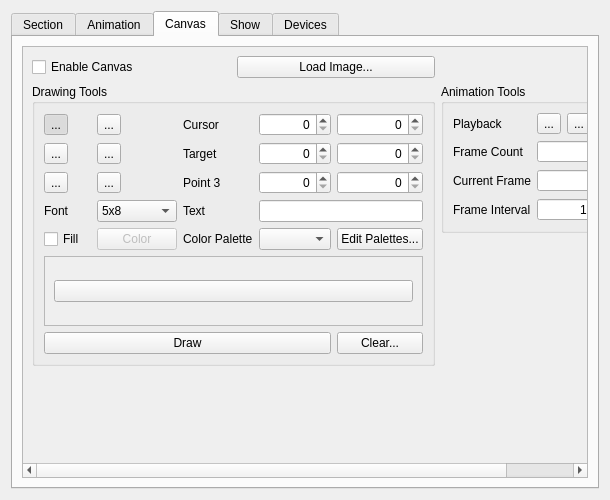
8bitbuddhist/PixelMaestro-Studio, file src/widget/maestrocontrolwidget.ui: the form before one commit.
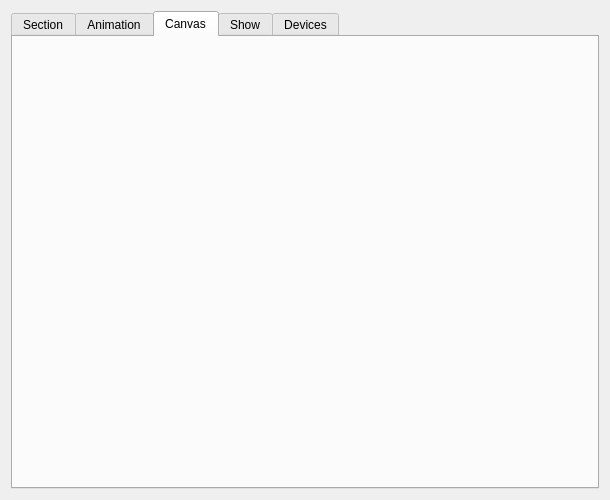
The form after the commit. The open tabs and pages were chosen to show the change. Icons and pictures are not drawn.

```diff
--- a/src/widget/maestrocontrolwidget.ui
+++ b/src/widget/maestrocontrolwidget.ui
@@ -65,557 +65,10 @@
       <layout class="QGridLayout" name="animationLayout"/>
      </widget>
      <widget class="QWidget" name="canvasTab">
-      <property name="sizePolicy">
-       <sizepolicy hsizetype="Minimum" vsizetype="Minimum">
-        <horstretch>0</horstretch>
-        <verstretch>0</verstretch>
-       </sizepolicy>
-      </property>
       <attribute name="title">
        <string>Canvas</string>
       </attribute>
-      <layout class="QGridLayout" name="gridLayout_4">
-       <item row="0" column="1">
-        <widget class="QScrollArea" name="canvasScrollArea">
-         <property name="widgetResizable">
-          <bool>true</bool>
-         </property>
-         <widget class="QWidget" name="canvasScrollAreaWidgetContents">
-          <property name="geometry">
-           <rect>
-            <x>0</x>
-            <y>0</y>
-            <width>691</width>
-            <height>417</height>
-           </rect>
-          </property>
-          <layout class="QGridLayout" name="gridLayout_2">
-           <property name="sizeConstraint">
-            <enum>QLayout::SetMinimumSize</enum>
-           </property>
-           <item row="8" column="1" alignment="Qt::AlignTop">
-            <widget class="QGroupBox" name="animationToolsGroupBox">
-             <property name="minimumSize">
-              <size>
-               <width>217</width>
-               <height>0</height>
-              </size>
-             </property>
-             <property name="title">
-              <string>Animation Tools</string>
-             </property>
-             <layout class="QGridLayout" name="gridLayout_8">
-              <item row="4" column="0">
-               <widget class="QLabel" name="frameRateLabel">
-                <property name="text">
-                 <string>Frame Interval</string>
-                </property>
-               </widget>
-              </item>
-              <item row="2" column="0">
-               <widget class="QLabel" name="currentFrameLabel">
-                <property name="text">
-                 <string>Current Frame</string>
-                </property>
-               </widget>
-              </item>
-              <item row="0" column="0">
-               <widget class="QLabel" name="toggleCanvasModeLabel">
-                <property name="sizePolicy">
-                 <sizepolicy hsizetype="Minimum" vsizetype="Preferred">
-                  <horstretch>0</horstretch>
-                  <verstretch>0</verstretch>
-                 </sizepolicy>
-                </property>
-                <property name="text">
-                 <string>Playback</string>
-                </property>
-               </widget>
-              </item>
-              <item row="1" column="0">
-               <widget class="QLabel" name="frameCountLabel">
-                <property name="text">
-                 <string>Frame Count</string>
-                </property>
-               </widget>
-              </item>
-              <item row="1" column="1">
-               <widget class="QSpinBox" name="frameCountSpinBox">
-                <property name="toolTip">
-                 <string>The total number of drawing surfaces</string>
-                </property>
-                <property name="alignment">
-                 <set>Qt::AlignRight|Qt::AlignTrailing|Qt::AlignVCenter</set>
-                </property>
-                <property name="minimum">
-                 <number>1</number>
-                </property>
-                <property name="maximum">
-                 <number>255</number>
-                </property>
-               </widget>
-              </item>
-              <item row="2" column="1">
-               <widget class="QSpinBox" name="currentFrameSpinBox">
-                <property name="toolTip">
-                 <string>The current drawing surface</string>
-                </property>
-                <property name="alignment">
-                 <set>Qt::AlignRight|Qt::AlignTrailing|Qt::AlignVCenter</set>
-                </property>
-                <property name="minimum">
-                 <number>0</number>
-                </property>
-                <property name="maximum">
-                 <number>255</number>
-                </property>
-                <property name="value">
-                 <number>0</number>
-                </property>
-               </widget>
-              </item>
-              <item row="4" column="1">
-               <widget class="QSpinBox" name="frameIntervalSpinBox">
-                <property name="toolTip">
-                 <string>Sets the amount of time between frames</string>
-                </property>
-                <property name="alignment">
-                 <set>Qt::AlignRight|Qt::AlignTrailing|Qt::AlignVCenter</set>
-                </property>
-                <property name="maximum">
-                 <number>6000</number>
-                </property>
-                <property name="value">
-                 <number>100</number>
-                </property>
-               </widget>
-              </item>
-              <item row="0" column="1">
-               <layout class="QHBoxLayout" name="canvasPlaybackLayout">
-                <item>
-                 <widget class="QToolButton" name="canvasPlaybackBackToolButton">
-                  <property name="text">
-                   <string>...</string>
-                  </property>
-                  <property name="icon">
-                   <iconset resource="../resources/images/images.qrc">
-                    <normaloff>:/icon_back.png</normaloff>:/icon_back.png</iconset>
-                  </property>
-                  <property name="autoRepeat">
-                   <bool>true</bool>
-                  </property>
-                 </widget>
-                </item>
-                <item>
-                 <widget class="QToolButton" name="canvasPlaybackStartStopToolButton">
-                  <property name="text">
-                   <string>...</string>
-                  </property>
-                  <property name="icon">
-                   <iconset resource="../resources/images/images.qrc">
-                    <normaloff>:/icon_pause.png</normaloff>
-                    <normalon>:/icon_play.png</normalon>:/icon_pause.png</iconset>
-                  </property>
-                  <property name="checkable">
-                   <bool>true</bool>
-                  </property>
-                 </widget>
-                </item>
-                <item>
-                 <widget class="QToolButton" name="canvasPlaybackNextToolButton">
-                  <property name="text">
-                   <string>...</string>
-                  </property>
-                  <property name="icon">
-                   <iconset resource="../resources/images/images.qrc">
-                    <normaloff>:/icon_next.png</normaloff>:/icon_next.png</iconset>
-                  </property>
-                  <property name="autoRepeat">
-                   <bool>true</bool>
-                  </property>
-                 </widget>
-                </item>
-               </layout>
-              </item>
-              <item row="4" column="2">
-               <widget class="QSlider" name="frameIntervalSlider">
-                <property name="maximum">
-                 <number>6000</number>
-                </property>
-                <property name="value">
-                 <number>100</number>
-                </property>
-                <property name="orientation">
-                 <enum>Qt::Horizontal</enum>
-                </property>
-               </widget>
-              </item>
-             </layout>
-            </widget>
-           </item>
-           <item row="1" column="0">
-            <layout class="QHBoxLayout" name="horizontalLayout">
-             <item>
-              <widget class="QCheckBox" name="canvasEnableCheckBox">
-               <property name="toolTip">
-                <string>Activates the Section's Canvas</string>
-               </property>
-               <property name="text">
-                <string>Enable Canvas</string>
-               </property>
-              </widget>
-             </item>
-             <item>
-              <widget class="QPushButton" name="loadImageButton">
-               <property name="text">
-                <string>Load Image...</string>
-               </property>
-              </widget>
-             </item>
-            </layout>
-           </item>
-           <item row="8" column="0" alignment="Qt::AlignTop">
-            <widget class="QGroupBox" name="drawingToolsGroupBox">
-             <property name="title">
-              <string>Drawing Tools</string>
-             </property>
-             <layout class="QGridLayout" name="gridLayout_9">
-              <item row="0" column="4">
-               <widget class="QSpinBox" name="originXSpinBox">
-                <property name="toolTip">
-                 <string/>
-                </property>
-                <property name="alignment">
-                 <set>Qt::AlignRight|Qt::AlignTrailing|Qt::AlignVCenter</set>
-                </property>
-                <property name="maximum">
-                 <number>65535</number>
-                </property>
-               </widget>
-              </item>
-              <item row="6" column="4" colspan="2">
-               <widget class="QLineEdit" name="textLineEdit">
-                <property name="toolTip">
-                 <string/>
-                </property>
-               </widget>
-              </item>
-              <item row="2" column="4">
-               <widget class="QSpinBox" name="targetXSpinBox">
-                <property name="toolTip">
-                 <string/>
-                </property>
-                <property name="alignment">
-                 <set>Qt::AlignRight|Qt::AlignTrailing|Qt::AlignVCenter</set>
-                </property>
-                <property name="maximum">
-                 <number>65535</number>
-                </property>
-               </widget>
-              </item>
-              <item row="2" column="3">
-               <widget class="QLabel" name="targetLabel">
-                <property name="text">
-                 <string>Target</string>
-                </property>
-               </widget>
-              </item>
-              <item row="0" column="3">
-               <widget class="QLabel" name="originLabel">
-                <property name="text">
-                 <string>Cursor</string>
-                </property>
-               </widget>
-              </item>
-              <item row="2" column="5">
-               <widget class="QSpinBox" name="targetYSpinBox">
-                <property name="toolTip">
-                 <string/>
-                </property>
-                <property name="alignment">
-                 <set>Qt::AlignRight|Qt::AlignTrailing|Qt::AlignVCenter</set>
-                </property>
-                <property name="maximum">
-                 <number>65535</number>
-                </property>
-               </widget>
-              </item>
-              <item row="9" column="0" colspan="6">
-               <widget class="QScrollArea" name="canvasColorPickerScrollArea">
-                <property name="verticalScrollBarPolicy">
-                 <enum>Qt::ScrollBarAlwaysOff</enum>
-                </property>
-                <property name="widgetResizable">
-                 <bool>true</bool>
-                </property>
-                <widget class="QWidget" name="canvasColorPickerScrollAreaWidgetContents">
-                 <property name="geometry">
-                  <rect>
-                   <x>0</x>
-                   <y>0</y>
-                   <width>424</width>
-                   <height>68</height>
-                  </rect>
-                 </property>
-                 <layout class="QGridLayout" name="gridLayout_7">
-                  <item row="0" column="1">
-                   <layout class="QHBoxLayout" name="canvasColorPickerLayout"/>
-                  </item>
-                  <item row="0" column="0">
-                   <widget class="QPushButton" name="canvasColorPickerCancelButton">
-                    <property name="sizePolicy">
-                     <sizepolicy hsizetype="Minimum" vsizetype="Fixed">
-                      <horstretch>0</horstretch>
-                      <verstretch>0</verstretch>
-                     </sizepolicy>
-                    </property>
-                    <property name="minimumSize">
-                     <size>
-                      <width>0</width>
-                      <height>0</height>
-                     </size>
-                    </property>
-                    <property name="text">
-                     <string/>
-                    </property>
-                    <property name="icon">
-                     <iconset resource="../resources/images/images.qrc">
-                      <normaloff>:/icon_cancel.png</normaloff>:/icon_cancel.png</iconset>
-                    </property>
-                   </widget>
-                  </item>
-                 </layout>
-                </widget>
-               </widget>
-              </item>
-              <item row="4" column="3">
-               <widget class="QLabel" name="target2Label">
-                <property name="text">
-                 <string>Point 3</string>
-                </property>
-               </widget>
-              </item>
-              <item row="6" column="2">
-               <widget class="QComboBox" name="fontComboBox">
-                <property name="toolTip">
-                 <string/>
-                </property>
-                <item>
-                 <property name="text">
-                  <string>5x8</string>
-                 </property>
-                </item>
-               </widget>
-              </item>
-              <item row="6" column="3">
-               <widget class="QLabel" name="textLabel">
-                <property name="text">
-                 <string>Text</string>
-                </property>
-               </widget>
-              </item>
-              <item row="6" column="0">
-               <widget class="QLabel" name="fontLabel">
-                <property name="sizePolicy">
-                 <sizepolicy hsizetype="Minimum" vsizetype="Preferred">
-                  <horstretch>0</horstretch>
-                  <verstretch>0</verstretch>
-                 </sizepolicy>
-                </property>
-                <property name="text">
-                 <string>Font</string>
-                </property>
-               </widget>
-              </item>
-              <item row="4" column="4">
-               <widget class="QSpinBox" name="target2XSpinBox">
-                <property name="alignment">
-                 <set>Qt::AlignRight|Qt::AlignTrailing|Qt::AlignVCenter</set>
-                </property>
-                <property name="maximum">
-                 <number>65535</number>
-                </property>
-               </widget>
-              </item>
-              <item row="8" column="4">
-               <widget class="QComboBox" name="canvasPaletteComboBox"/>
-              </item>
-              <item row="0" column="5">
-               <widget class="QSpinBox" name="originYSpinBox">
-                <property name="toolTip">
-                 <string/>
-                </property>
-                <property name="alignment">
-                 <set>Qt::AlignRight|Qt::AlignTrailing|Qt::AlignVCenter</set>
-                </property>
-                <property name="maximum">
-                 <number>65535</number>
-                </property>
-               </widget>
-              </item>
-              <item row="10" column="5">
-               <widget class="QPushButton" name="clearButton">
-                <property name="text">
-                 <string>Clear...</string>
-                </property>
-               </widget>
-              </item>
-              <item row="8" column="5">
-               <widget class="QPushButton" name="canvasEditPaletteButton">
-                <property name="text">
-                 <string>Edit Palettes...</string>
-                </property>
-               </widget>
-              </item>
-              <item row="8" column="2">
-               <widget class="QPushButton" name="selectColorButton">
-                <property name="enabled">
-                 <bool>false</bool>
-                </property>
-                <property name="toolTip">
-                 <string>Displays the selected drawing color</string>
-                </property>
-                <property name="text">
-                 <string>Color</string>
-                </property>
-               </widget>
-              </item>
-              <item row="4" column="5">
-               <widget class="QSpinBox" name="target2YSpinBox">
-                <property name="alignment">
-                 <set>Qt::AlignRight|Qt::AlignTrailing|Qt::AlignVCenter</set>
-                </property>
-                <property name="maximum">
-                 <number>65535</number>
-                </property>
-               </widget>
-              </item>
-              <item row="8" column="3">
-               <widget class="QLabel" name="canvasPaletteLabel">
-                <property name="text">
-                 <string>Color Palette</string>
-                </property>
-               </widget>
-              </item>
-              <item row="8" column="0">
-               <widget class="QCheckBox" name="fillCheckBox">
-                <property name="toolTip">
-                 <string>Fills in shapes, otherwise draws only the shape's outline</string>
-                </property>
-                <property name="text">
-                 <string>Fill</string>
-                </property>
-               </widget>
-              </item>
-              <item row="0" column="0">
-               <widget class="QToolButton" name="circleToolButton">
-                <property name="text">
-                 <string>...</string>
-                </property>
-                <property name="icon">
-                 <iconset resource="../resources/images/images.qrc">
-                  <normaloff>:/icon_circle.png</normaloff>:/icon_circle.png</iconset>
-                </property>
-                <property name="checkable">
-                 <bool>true</bool>
-                </property>
-                <property name="checked">
-                 <bool>true</bool>
-                </property>
-                <property name="autoRaise">
-                 <bool>false</bool>
-                </property>
-               </widget>
-              </item>
-              <item row="0" column="2">
-               <widget class="QToolButton" name="lineToolButton">
-                <property name="text">
-                 <string>...</string>
-                </property>
-                <property name="icon">
-                 <iconset resource="../resources/images/images.qrc">
-                  <normaloff>:/icon_line.png</normaloff>:/icon_line.png</iconset>
-                </property>
-                <property name="checkable">
-                 <bool>true</bool>
-                </property>
-               </widget>
-              </item>
-              <item row="2" column="0">
-               <widget class="QToolButton" name="triangleToolButton">
-                <property name="text">
-                 <string>...</string>
-                </property>
-                <property name="icon">
-                 <iconset resource="../resources/images/images.qrc">
-                  <normaloff>:/icon_triangle.png</normaloff>:/icon_triangle.png</iconset>
-                </property>
-                <property name="checkable">
-                 <bool>true</bool>
-                </property>
-               </widget>
-              </item>
-              <item row="2" column="2">
-               <widget class="QToolButton" name="rectToolButton">
-                <property name="text">
-                 <string>...</string>
-                </property>
-                <property name="icon">
-                 <iconset resource="../resources/images/images.qrc">
-                  <normaloff>:/icon_rectangle.png</normaloff>:/icon_rectangle.png</iconset>
-                </property>
-                <property name="checkable">
-                 <bool>true</bool>
-                </property>
-               </widget>
-              </item>
-              <item row="4" column="0">
-               <widget class="QToolButton" name="textToolButton">
-                <property name="text">
-                 <string>...</string>
-                </property>
-                <property name="icon">
-                 <iconset resource="../resources/images/images.qrc">
-                  <normaloff>:/icon_text.png</normaloff>:/icon_text.png</iconset>
-                </property>
-                <property name="checkable">
-                 <bool>true</bool>
-                </property>
-               </widget>
-              </item>
-              <item row="10" column="0" colspan="5">
-               <widget class="QPushButton" name="drawButton">
-                <property name="text">
-                 <string>Draw</string>
-                </property>
-                <property name="icon">
-                 <iconset resource="../resources/images/images.qrc">
-                  <normaloff>:/icon_draw.png</normaloff>:/icon_draw.png</iconset>
-                </property>
-               </widget>
-              </item>
-              <item row="4" column="2">
-               <widget class="QToolButton" name="paintToolButton">
-                <property name="text">
-                 <string>...</string>
-                </property>
-                <property name="icon">
-                 <iconset resource="../resources/images/images.qrc">
-                  <normaloff>:/icon_paint.png</normaloff>:/icon_paint.png</iconset>
-                </property>
-                <property name="checkable">
-                 <bool>true</bool>
-                </property>
-               </widget>
-              </item>
-             </layout>
-            </widget>
-           </item>
-          </layout>
-         </widget>
-        </widget>
-       </item>
-      </layout>
+      <layout class="QGridLayout" name="canvasLayout"/>
      </widget>
      <widget class="QWidget" name="showTab">
       <attribute name="title">
```
Left out of the diff: 36 changed lines with no effect on the pictures.
